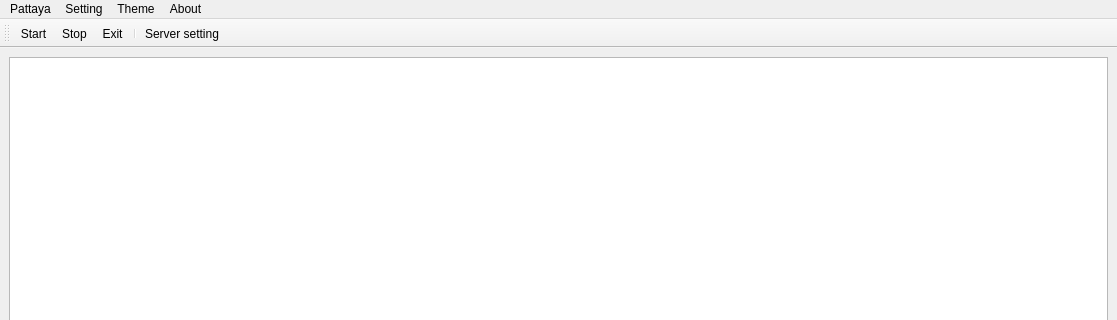
Pattaya-Project/pattaya-project-panel, file designer/main_window.ui: the form before one commit; both pictures show x 0 to 1117 and y 0 to 320 of the 1117 by 700 pixel window.
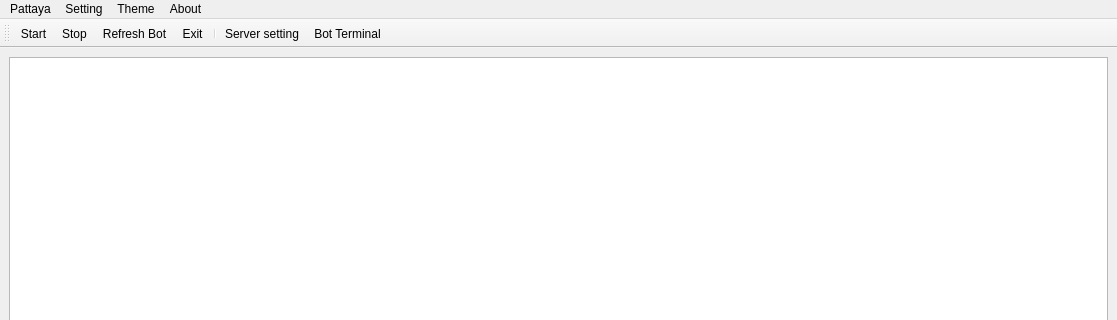
The form after the commit. Icons and pictures are not drawn.

Patch:
```diff
--- a/designer/main_window.ui
+++ b/designer/main_window.ui
@@ -129,9 +129,11 @@
    </attribute>
    <addaction name="actionStart"/>
    <addaction name="actionStop"/>
+   <addaction name="actionRefresh_Bot"/>
    <addaction name="actionExit"/>
    <addaction name="separator"/>
    <addaction name="actionServer_setting"/>
+   <addaction name="actionBot_Terminal"/>
   </widget>
   <action name="actionStart">
    <property name="icon">
@@ -205,6 +207,27 @@
     <string>Light</string>
    </property>
   </action>
+  <action name="actionRefresh_Bot">
+   <property name="icon">
+    <iconset resource="resource.qrc">
+     <normaloff>:/assets/images/reload.png</normaloff>:/assets/images/reload.png</iconset>
+   </property>
+   <property name="text">
+    <string>Refresh Bot</string>
+   </property>
+  </action>
+  <action name="actionBot_Terminal">
+   <property name="icon">
+    <iconset resource="resource.qrc">
+     <normaloff>:/assets/images/terminal.png</normaloff>:/assets/images/terminal.png</iconset>
+   </property>
+   <property name="text">
+    <string>Bot Terminal</string>
+   </property>
+   <property name="toolTip">
+    <string>Bot Terminal</string>
+   </property>
+  </action>
  </widget>
  <resources>
   <include location="resource.qrc"/>
```
Left out of the diff: 1 changed line with no effect on the pictures.
